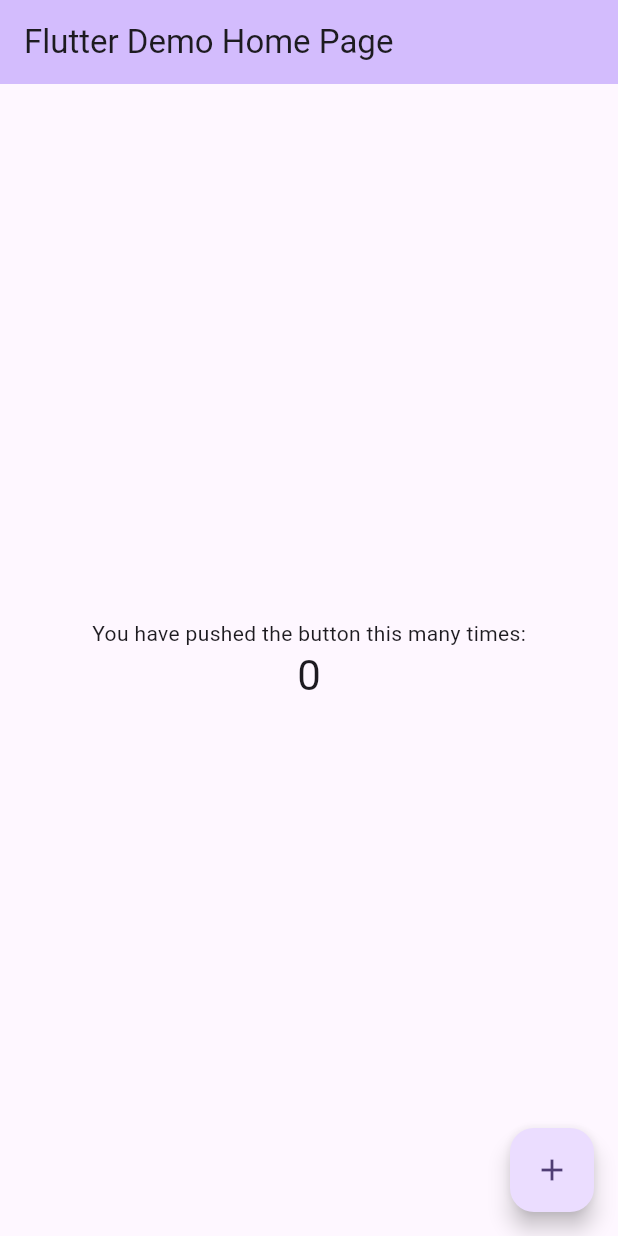
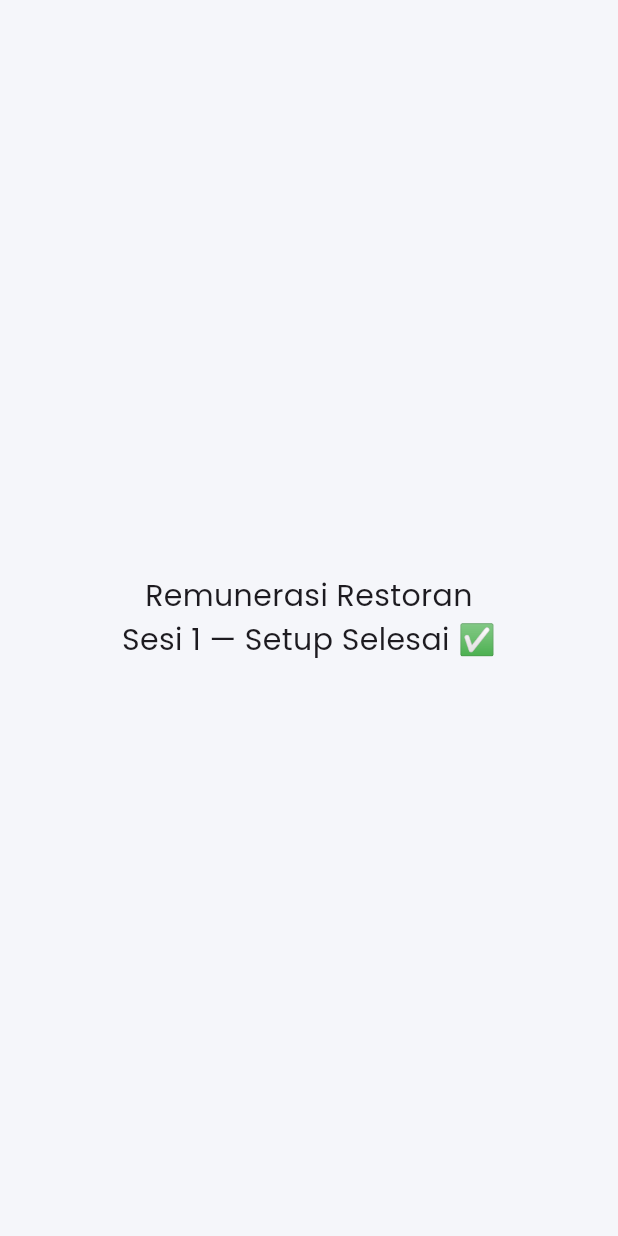
Before and after one commit to farhanfauzanazima/mobileremunerationapplication, a Flutter app: the screen it shows after launch, on a phone screen of 412 x 824 dp. Run offline on Flutter 3.47's test engine with Material 3 defaults, Android fonts, the phone set to English and light mode, and no system bars; our stand-ins replace dio, google_fonts, shared_preferences.

Commit message:
feat: inisialisasi proyek Flutter dengan arsitektur bersih

```diff
--- /dev/null
+++ b/lib/app/app.dart
@@ -0,0 +1,51 @@
+import 'package:flutter/material.dart';
+import '../shared/theme/app_theme.dart';
+import '../core/constants/app_constants.dart';
+import 'routes.dart';
+
+class App extends StatelessWidget {
+  const App({super.key});
+
+  @override
+  Widget build(BuildContext context) {
+    return MaterialApp(
+      title: AppConstants.appName,
+      debugShowCheckedModeBanner: false,
+      theme: AppTheme.lightTheme,
+      initialRoute: AppRoutes.splash,
+      routes: {
+        // Routes akan diisi per sesi
+        AppRoutes.splash: (context) => const _SplashPlaceholder(),
+        AppRoutes.login:  (context) => const _LoginPlaceholder(),
+      },
+    );
+  }
+}
+
+// Placeholder — akan diganti di Sesi 2
+class _SplashPlaceholder extends StatelessWidget {
+  const _SplashPlaceholder();
+
+  @override
+  Widget build(BuildContext context) {
+    return const Scaffold(
+      body: Center(
+        child: Text('Remunerasi Restoran\nSesi 1 — Setup Selesai ✅',
+          textAlign: TextAlign.center,
+          style: TextStyle(fontSize: 20),
+        ),
+      ),
+    );
+  }
+}
+
+class _LoginPlaceholder extends StatelessWidget {
+  const _LoginPlaceholder();
+
+  @override
+  Widget build(BuildContext context) {
+    return const Scaffold(
+      body: Center(child: Text('Login Screen — Sesi 2')),
+    );
+  }
+}
--- /dev/null
+++ b/lib/app/routes.dart
@@ -0,0 +1,39 @@
+class AppRoutes {
+  // Auth
+  static const String splash  = '/';
+  static const String login   = '/login';
+  static const String profile = '/profile';
+
+  // Dashboard (per role)
+  static const String dashboardOwner = '/dashboard/owner';
+  static const String dashboardHead  = '/dashboard/head';
+  static const String dashboardAdmin = '/dashboard/admin';
+
+  // Salary Category
+  static const String salaryCategories       = '/salary-categories';
+  static const String salaryCategoryCreate   = '/salary-categories/create';
+  static const String salaryCategoryEdit     = '/salary-categories/edit';
+
+  // Employee
+  static const String employees      = '/employees';
+  static const String employeeCreate = '/employees/create';
+  static const String employeeEdit   = '/employees/edit';
+  static const String employeeDetail = '/employees/detail';
+
+  // Payroll Period
+  static const String payrollPeriods      = '/payroll-periods';
+  static const String payrollPeriodCreate = '/payroll-periods/create';
+
+  // Salary Slip
+  static const String salarySlips      = '/salary-slips';
+  static const String salarySlipCreate = '/salary-slips/create';
+  static const String salarySlipDetail = '/salary-slips/detail';
+  static const String salarySlipBulk   = '/salary-slips/bulk';
+
+  // Email
+  static const String emailHistory = '/email/history';
+
+  // Reports
+  static const String reports     = '/reports';
+  static const String activityLog = '/activity-logs';
+}
--- /dev/null
+++ b/lib/core/constants/app_constants.dart
@@ -0,0 +1,22 @@
+class AppConstants {
+  // App Info
+  static const String appName    = 'Remunerasi Restoran';
+  static const String appVersion = '1.0.0';
+
+  // Storage Keys
+  static const String tokenKey    = 'auth_token';
+  static const String userKey     = 'user_data';
+  static const String roleKey     = 'user_role';
+
+  // Roles
+  static const String roleOwner = 'owner';
+  static const String roleHead  = 'head';
+  static const String roleAdmin = 'admin';
+
+  // Pagination
+  static const int defaultPerPage = 20;
+
+  // Timeout
+  static const int connectTimeout = 30000;
+  static const int receiveTimeout = 30000;
+}
--- a/lib/main.dart
+++ b/lib/main.dart
@@ -1,122 +1,16 @@
 import 'package:flutter/material.dart';
+import 'app/app.dart';
+import 'core/network/api_client.dart';
+import 'core/storage/local_storage.dart';
 
-void main() {
-  runApp(const MyApp());
+void main() async {
+  WidgetsFlutterBinding.ensureInitialized();
+
+  // Inisialisasi SharedPreferences
+  await LocalStorage.init();
+
+  // Inisialisasi Dio API Client
+  ApiClient().init();
+
+  runApp(const App());
 }
-
-class MyApp extends StatelessWidget {
-  const MyApp({super.key});
-
-  // This widget is the root of your application.
-  @override
-  Widget build(BuildContext context) {
-    return MaterialApp(
-      title: 'Flutter Demo',
-      theme: ThemeData(
-        // This is the theme of your application.
-        //
-        // TRY THIS: Try running your application with "flutter run". You'll see
-        // the application has a purple toolbar. Then, without quitting the app,
-        // try changing the seedColor in the colorScheme below to Colors.green
-        // and then invoke "hot reload" (save your changes or press the "hot
-        // reload" button in a Flutter-supported IDE, or press "r" if you used
-        // the command line to start the app).
-        //
-        // Notice that the counter didn't reset back to zero; the application
-        // state is not lost during the reload. To reset the state, use hot
-        // restart instead.
-        //
-        // This works for code too, not just values: Most code changes can be
-        // tested with just a hot reload.
-        colorScheme: ColorScheme.fromSeed(seedColor: Colors.deepPurple),
-      ),
-      home: const MyHomePage(title: 'Flutter Demo Home Page'),
-    );
-  }
-}
-
-class MyHomePage extends StatefulWidget {
-  const MyHomePage({super.key, required this.title});
-
-  // This widget is the home page of your application. It is stateful, meaning
-  // that it has a State object (defined below) that contains fields that affect
-  // how it looks.
-
-  // This class is the configuration for the state. It holds the values (in this
-  // case the title) provided by the parent (in this case the App widget) and
-  // used by the build method of the State. Fields in a Widget subclass are
-  // always marked "final".
-
-  final String title;
-
-  @override
-  State<MyHomePage> createState() => _MyHomePageState();
-}
-
-class _MyHomePageState extends State<MyHomePage> {
-  int _counter = 0;
-
-  void _incrementCounter() {
-    setState(() {
-      // This call to setState tells the Flutter framework that something has
-      // changed in this State, which causes it to rerun the build method below
-      // so that the display can reflect the updated values. If we changed
-      // _counter without calling setState(), then the build method would not be
-      // called again, and so nothing would appear to happen.
-      _counter++;
-    });
-  }
-
-  @override
-  Widget build(BuildContext context) {
-    // This method is rerun every time setState is called, for instance as done
-    // by the _incrementCounter method above.
-    //
-    // The Flutter framework has been optimized to make rerunning build methods
-    // fast, so that you can just rebuild anything that needs updating rather
-    // than having to individually change instances of widgets.
-    return Scaffold(
-      appBar: AppBar(
-        // TRY THIS: Try changing the color here to a specific color (to
-        // Colors.amber, perhaps?) and trigger a hot reload to see the AppBar
-        // change color while the other colors stay the same.
-        backgroundColor: Theme.of(context).colorScheme.inversePrimary,
-        // Here we take the value from the MyHomePage object that was created by
-        // the App.build method, and use it to set our appbar title.
-        title: Text(widget.title),
-      ),
-      body: Center(
-        // Center is a layout widget. It takes a single child and positions it
-        // in the middle of the parent.
-        child: Column(
-          // Column is also a layout widget. It takes a list of children and
-          // arranges them vertically. By default, it sizes itself to fit its
-          // children horizontally, and tries to be as tall as its parent.
-          //
-          // Column has various properties to control how it sizes itself and
-          // how it positions its children. Here we use mainAxisAlignment to
-          // center the children vertically; the main axis here is the vertical
-          // axis because Columns are vertical (the cross axis would be
-          // horizontal).
-          //
-          // TRY THIS: Invoke "debug painting" (choose the "Toggle Debug Paint"
-          // action in the IDE, or press "p" in the console), to see the
-          // wireframe for each widget.
-          mainAxisAlignment: MainAxisAlignment.center,
-          children: <Widget>[
-            const Text('You have pushed the button this many times:'),
-            Text(
-              '$_counter',
-              style: Theme.of(context).textTheme.headlineMedium,
-            ),
-          ],
-        ),
-      ),
-      floatingActionButton: FloatingActionButton(
-        onPressed: _incrementCounter,
-        tooltip: 'Increment',
-        child: const Icon(Icons.add),
-      ), // This trailing comma makes auto-formatting nicer for build methods.
-    );
-  }
-}
--- /dev/null
+++ b/lib/shared/theme/app_theme.dart
@@ -0,0 +1,77 @@
+import 'package:flutter/material.dart';
+import 'package:google_fonts/google_fonts.dart';
+
+class AppTheme {
+  // Warna utama
+  static const Color primary     = Color(0xFF2C3E50);
+  static const Color secondary   = Color(0xFF27AE60);
+  static const Color accent      = Color(0xFFE74C3C);
+  static const Color warning     = Color(0xFFF39C12);
+  static const Color background  = Color(0xFFF5F6FA);
+  static const Color surface     = Color(0xFFFFFFFF);
+  static const Color textPrimary = Color(0xFF2C3E50);
+  static const Color textMuted   = Color(0xFF7F8C8D);
+
+  static ThemeData get lightTheme {
+    return ThemeData(
+      useMaterial3: true,
+      colorScheme: ColorScheme.fromSeed(
+        seedColor: primary,
+        primary: primary,
+        secondary: secondary,
+        surface: surface,
+      ),
+      textTheme: GoogleFonts.poppinsTextTheme(),
+      appBarTheme: AppBarTheme(
+        backgroundColor: primary,
+        foregroundColor: Colors.white,
+        elevation: 0,
+        centerTitle: true,
+        titleTextStyle: GoogleFonts.poppins(
+          color: Colors.white,
+          fontSize: 18,
+          fontWeight: FontWeight.w600,
+        ),
+      ),
+      elevatedButtonTheme: ElevatedButtonThemeData(
+        style: ElevatedButton.styleFrom(
+          backgroundColor: primary,
+          foregroundColor: Colors.white,
+          minimumSize: const Size(double.infinity, 50),
+          shape: RoundedRectangleBorder(
+            borderRadius: BorderRadius.circular(10),
+          ),
+          textStyle: GoogleFonts.poppins(
+            fontSize: 16,
+            fontWeight: FontWeight.w600,
+          ),
+        ),
+      ),
+      inputDecorationTheme: InputDecorationTheme(
+        filled: true,
+        fillColor: Colors.grey.shade100,
+        contentPadding: const EdgeInsets.symmetric(
+          horizontal: 16,
+          vertical: 14,
+        ),
+        border: OutlineInputBorder(
+          borderRadius: BorderRadius.circular(10),
+          borderSide: BorderSide.none,
+        ),
+        enabledBorder: OutlineInputBorder(
+          borderRadius: BorderRadius.circular(10),
+          borderSide: BorderSide(color: Colors.grey.shade300),
+        ),
+        focusedBorder: OutlineInputBorder(
+          borderRadius: BorderRadius.circular(10),
+          borderSide: const BorderSide(color: primary, width: 1.5),
+        ),
+        errorBorder: OutlineInputBorder(
+          borderRadius: BorderRadius.circular(10),
+          borderSide: const BorderSide(color: accent),
+        ),
+      ),
+      scaffoldBackgroundColor: background,
+    );
+  }
+}
```
Also changed, not shown: lib/core/constants/api_constants.dart (added, +43 -0 lines), lib/core/network/api_client.dart (added, +73 -0 lines), lib/core/storage/local_storage.dart (added, +52 -0 lines), lib/core/utils/formatters.dart (added, +56 -0 lines), lib/shared/widgets/error_widget.dart (added, +42 -0 lines), lib/shared/widgets/loading_widget.dart (added, +23 -0 lines), pubspec.yaml (+25 -73 lines), pubspec.lock, 1 other file.
